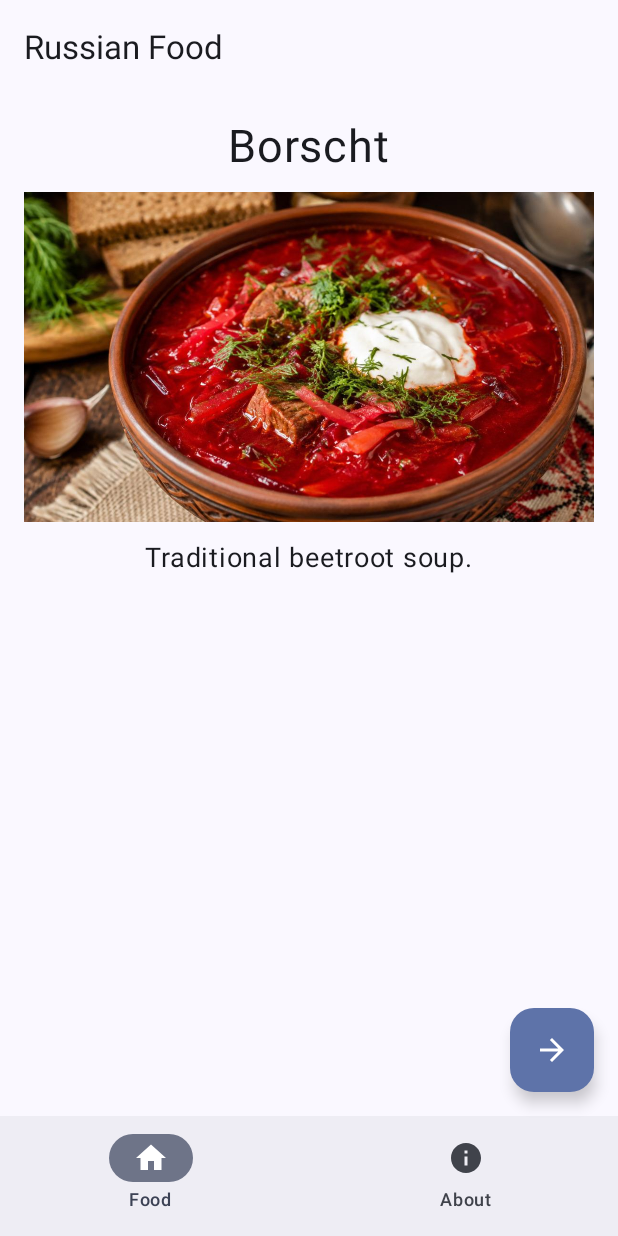
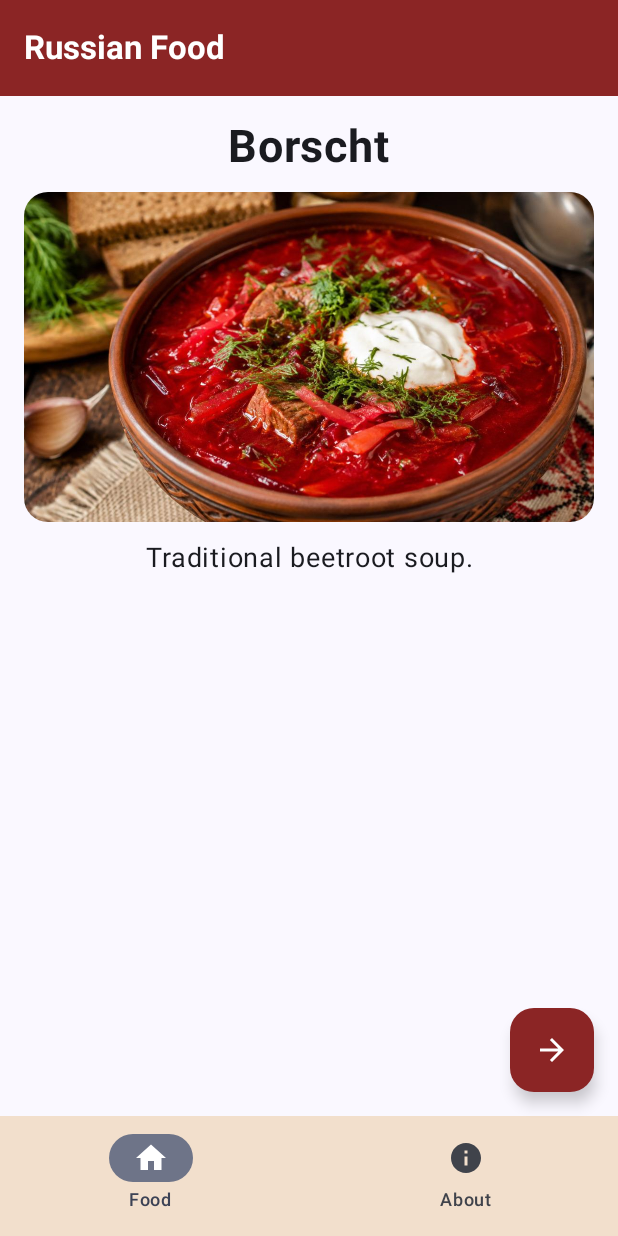
Before and after one commit to shevlyagin/Russian-Food-Android, an Android app built with Jetpack Compose: the screen it shows after launch (MainActivity), on a phone screen of 412 x 824 dp. Run offline under Robolectric (Android 15) with nearby library versions, the phone set to English and light mode, and no system bars.

Commit message:
Polish application UI

```diff
--- a/app/src/main/java/com/shevlyagin/food_pmm/ui/FoodScreen.kt
+++ b/app/src/main/java/com/shevlyagin/food_pmm/ui/FoodScreen.kt
@@ -16,6 +16,11 @@ import androidx.compose.ui.res.painterResource
 import androidx.compose.ui.unit.dp
 import androidx.compose.ui.unit.sp
 import com.shevlyagin.food_pmm.R
+import androidx.compose.ui.graphics.Color
+import androidx.compose.ui.draw.clip
+import androidx.compose.foundation.shape.RoundedCornerShape
+import androidx.compose.ui.text.font.FontWeight
+import androidx.compose.ui.text.style.TextAlign
 
 @Composable
 fun MyScaffold() {
@@ -59,7 +64,16 @@ fun MyScaffold() {
 @Composable
 fun MyTopAppBar() {
     TopAppBar(
-        title = { Text("Russian Food") }
+        title = {
+            Text(
+                text = "Russian Food",
+                fontWeight = FontWeight.Bold
+            )
+        },
+        colors = TopAppBarDefaults.topAppBarColors(
+            containerColor = Color(0xFF8B2525),
+            titleContentColor = Color.White
+        )
     )
 }
 
@@ -68,7 +82,9 @@ fun MyBottomNavigation(
     index: Int,
     onSelect: (Int) -> Unit
 ) {
-    NavigationBar {
+    NavigationBar(
+        containerColor = Color(0xFFF2DFCC)
+    ) {
 
         NavigationBarItem(
             selected = index == 0,
@@ -126,7 +142,8 @@ fun MyContent(
 
             Text(
                 text = names[foodIndex],
-                fontSize = 30.sp
+                fontSize = 30.sp,
+                fontWeight = FontWeight.Bold
             )
 
             Image(
@@ -138,11 +155,13 @@ fun MyContent(
                 modifier = Modifier
                     .fillMaxWidth()
                     .height(220.dp)
+                    .clip(RoundedCornerShape(16.dp))
             )
 
             Text(
                 text = descriptions[foodIndex],
-                fontSize = 18.sp
+                fontSize = 18.sp,
+                textAlign = TextAlign.Center
             )
 
         } else {
@@ -163,7 +182,9 @@ fun MyContent(
 @Composable
 fun MyFAB(onClick: () -> Unit) {
     FloatingActionButton(
-        onClick = onClick
+        onClick = onClick,
+        containerColor = Color(0xFF8B2525),
+        contentColor = Color.White
     ) {
         Icon(
             Icons.Default.ArrowForward,
```
